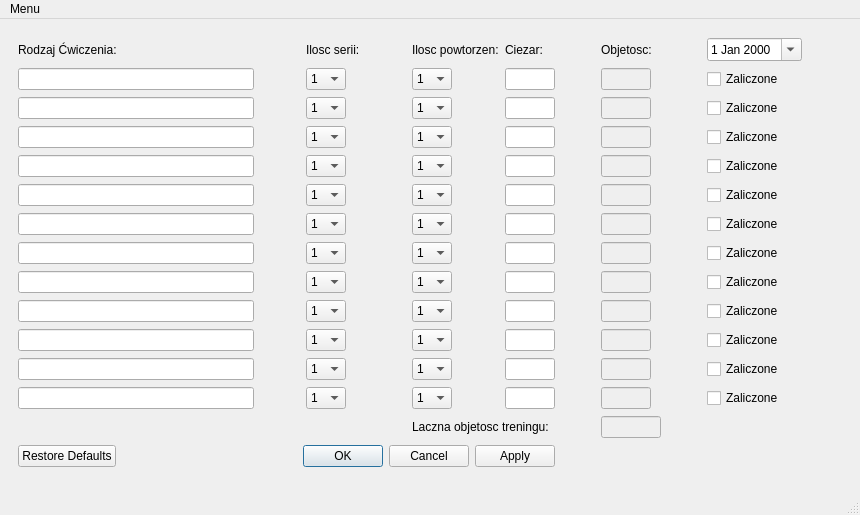
Old version of the form mainwindow.ui in the repository Kukulim/DziennikQt.
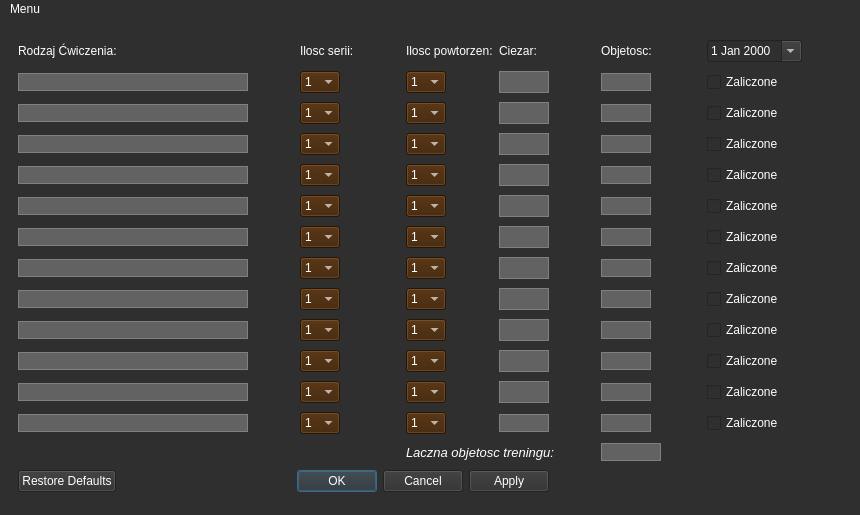
New version of the form. The open tabs and pages were chosen to show the change.

The edit to the form file:
```diff
--- a/mainwindow.ui
+++ b/mainwindow.ui
@@ -13,10 +13,22 @@
   <property name="windowTitle">
    <string>Dziennik Treningowy v. 0.1</string>
   </property>
+  <property name="styleSheet">
+   <string notr="true">font: 75 italic 10pt &quot;Arimo&quot;;
+color: white;
+background-color:rgb(47, 47, 47)
+</string>
+  </property>
   <widget class="QWidget" name="centralwidget">
+   <property name="styleSheet">
+    <string notr="true"/>
+   </property>
    <layout class="QGridLayout" name="gridLayout">
     <item row="0" column="1">
      <widget class="QStackedWidget" name="stackedWidget">
+      <property name="styleSheet">
+       <string notr="true">background-color:rgb(47, 47, 47)</string>
+      </property>
       <property name="currentIndex">
        <number>0</number>
       </property>
@@ -80,6 +92,9 @@
             <height>16777215</height>
            </size>
           </property>
+          <property name="styleSheet">
+           <string notr="true">background-color:rgb(61, 30, 0)</string>
+          </property>
           <item>
            <property name="text">
             <string>1</string>
@@ -133,6 +148,10 @@
           <property name="layoutDirection">
            <enum>Qt::LeftToRight</enum>
           </property>
+          <property name="styleSheet">
+           <string notr="true">background-color:rgb(98, 98, 98);
+border: 1px solid gray;</string>
+          </property>
           <property name="text">
            <string/>
           </property>
@@ -152,6 +171,13 @@
             <height>16777215</height>
            </size>
           </property>
+          <property name="styleSheet">
+           <string notr="true">background-color:rgb(98, 98, 98);
+border: 1px solid gray;</string>
+          </property>
+          <property name="alignment">
+           <set>Qt::AlignCenter</set>
+          </property>
          </widget>
         </item>
         <item row="11" column="4">
@@ -162,6 +188,9 @@
             <height>16777215</height>
            </size>
           </property>
+          <property name="styleSheet">
+           <string notr="true">background-color:rgb(61, 30, 0)</string>
+          </property>
           <item>
            <property name="text">
             <string>1</string>
@@ -252,6 +281,9 @@
             <height>16777215</height>
            </size>
           </property>
+          <property name="styleSheet">
+           <string notr="true">background-color:rgb(61, 30, 0)</string>
+          </property>
           <item>
            <property name="text">
             <string>1</string>
@@ -342,6 +374,9 @@
             <height>16777215</height>
            </size>
           </property>
+          <property name="styleSheet">
+           <string notr="true">background-color:rgb(61, 30, 0)</string>
+          </property>
           <item>
            <property name="text">
             <string>1</string>
@@ -392,6 +427,9 @@
             <height>16777215</height>
            </size>
           </property>
+          <property name="styleSheet">
+           <string notr="true">background-color:rgb(61, 30, 0)</string>
+          </property>
           <item>
            <property name="text">
             <string>1</string>
@@ -435,7 +473,12 @@
          </widget>
         </item>
         <item row="1" column="0">
-         <widget class="QLineEdit" name="nazwacwEdit"/>
+         <widget class="QLineEdit" name="nazwacwEdit">
+          <property name="styleSheet">
+           <string notr="true">background-color:rgb(98, 98, 98);
+border: 1px solid gray;</string>
+          </property>
+         </widget>
         </item>
         <item row="0" column="0">
          <widget class="QLabel" name="label">
@@ -455,6 +498,13 @@
             <height>16777215</height>
            </size>
           </property>
+          <property name="styleSheet">
+           <string notr="true">background-color:rgb(98, 98, 98);
+border: 1px solid gray;</string>
+          </property>
+          <property name="alignment">
+           <set>Qt::AlignCenter</set>
+          </property>
          </widget>
         </item>
         <item row="2" column="4">
@@ -465,6 +515,9 @@
             <height>16777215</height>
            </size>
           </property>
+          <property name="styleSheet">
+           <string notr="true">background-color:rgb(61, 30, 0)</string>
+          </property>
           <item>
            <property name="text">
             <string>1</string>
@@ -558,6 +611,13 @@
             <height>16777215</height>
            </size>
           </property>
+          <property name="styleSheet">
+           <string notr="true">background-color:rgb(98, 98, 98);
+border: 1px solid gray;</string>
+          </property>
+          <property name="alignment">
+           <set>Qt::AlignCenter</set>
+          </property>
          </widget>
         </item>
         <item row="9" column="2">
@@ -568,6 +628,9 @@
             <height>16777215</height>
            </size>
           </property>
+          <property name="styleSheet">
+           <string notr="true">background-color:rgb(61, 30, 0)</string>
+          </property>
           <item>
            <property name="text">
             <string>1</string>
@@ -618,6 +681,9 @@
             <height>16777215</height>
            </size>
           </property>
+          <property name="styleSheet">
+           <string notr="true">background-color:rgb(61, 30, 0)</string>
+          </property>
           <item>
            <property name="text">
             <string>1</string>
@@ -708,6 +774,9 @@
             <height>16777215</height>
            </size>
           </property>
+          <property name="styleSheet">
+           <string notr="true">background-color:rgb(61, 30, 0)</string>
+          </property>
           <item>
            <property name="text">
             <string>1</string>
@@ -758,6 +827,10 @@
             <height>50</height>
            </size>
           </property>
+          <property name="styleSheet">
+           <string notr="true">background-color:rgb(98, 98, 98);
+border: 1px solid gray;</string>
+          </property>
           <property name="alignment">
            <set>Qt::AlignCenter</set>
           </property>
@@ -778,6 +851,9 @@
             <height>16777215</height>
            </size>
           </property>
+          <property name="styleSheet">
+           <string notr="true">background-color:rgb(61, 30, 0)</string>
+          </property>
           <item>
            <property name="text">
             <string>1</string>
@@ -828,6 +904,9 @@
             <height>16777215</height>
            </size>
           </property>
+          <property name="styleSheet">
+           <string notr="true">background-color:rgb(61, 30, 0)</string>
+          </property>
           <item>
            <property name="text">
             <string>1</string>
@@ -925,6 +1004,10 @@
             <height>50</height>
            </size>
           </property>
+          <property name="styleSheet">
+           <string notr="true">background-color:rgb(98, 98, 98);
+border: 1px solid gray;</string>
+          </property>
           <property name="alignment">
            <set>Qt::AlignCenter</set>
           </property>
@@ -945,7 +1028,12 @@
          </widget>
         </item>
         <item row="9" column="0">
-         <widget class="QLineEdit" name="nazwacwEdit_9"/>
+         <widget class="QLineEdit" name="nazwacwEdit_9">
+          <property name="styleSheet">
+           <string notr="true">background-color:rgb(98, 98, 98);
+border: 1px solid gray;</string>
+          </property>
+         </widget>
         </item>
         <item row="5" column="8">
          <spacer name="horizontalSpacer_5">
@@ -994,6 +1082,10 @@
             <height>50</height>
            </size>
           </property>
+          <property name="styleSheet">
+           <string notr="true">background-color:rgb(98, 98, 98);
+border: 1px solid gray;</string>
+          </property>
           <property name="alignment">
            <set>Qt::AlignCenter</set>
           </property>
@@ -1007,6 +1099,10 @@
             <height>50</height>
            </size>
           </property>
+          <property name="styleSheet">
+           <string notr="true">background-color:rgb(98, 98, 98);
+border: 1px solid gray;</string>
+          </property>
           <property name="alignment">
            <set>Qt::AlignCenter</set>
           </property>
@@ -1023,6 +1119,13 @@
             <height>16777215</height>
            </size>
           </property>
+          <property name="styleSheet">
+           <string notr="true">background-color:rgb(98, 98, 98);
+border: 1px solid gray;</string>
+          </property>
+          <property name="alignment">
+           <set>Qt::AlignCenter</set>
+          </property>
          </widget>
         </item>
         <item row="9" column="5">
@@ -1033,6 +1136,10 @@
             <height>50</height>
            </size>
           </property>
+          <property name="styleSheet">
+           <string notr="true">background-color:rgb(98, 98, 98);
+border: 1px solid gray;</string>
+          </property>
           <property name="alignment">
            <set>Qt::AlignCenter</set>
           </property>
@@ -1049,10 +1156,22 @@
             <height>16777215</height>
            </size>
           </property>
+          <property name="styleSheet">
+           <string notr="true">background-color:rgb(98, 98, 98);
+border: 1px solid gray;</string>
+          </property>
+          <property name="alignment">
+           <set>Qt::AlignCenter</set>
+          </property>
          </widget>
         </item>
         <item row="6" column="0">
-         <widget class="QLineEdit" name="nazwacwEdit_6"/>
+         <widget class="QLineEdit" name="nazwacwEdit_6">
+          <property name="styleSheet">
+           <string notr="true">background-color:rgb(98, 98, 98);
+border: 1px solid gray;</string>
+          </property>
+         </widget>
         </item>
         <item row="12" column="5">
          <widget class="QLineEdit" name="ciezarEdit_13">
@@ -1062,6 +1181,10 @@
             <height>16777215</height>
            </size>
           </property>
+          <property name="styleSheet">
+           <string notr="true">background-color:rgb(98, 98, 98);
+border: 1px solid gray;</string>
+          </property>
           <property name="alignment">
            <set>Qt::AlignCenter</set>
           </property>
@@ -1078,6 +1201,13 @@
             <height>16777215</height>
            </size>
           </property>
+          <property name="styleSheet">
+           <string notr="true">background-color:rgb(98, 98, 98);
+border: 1px solid gray;</string>
+          </property>
+          <property name="alignment">
+           <set>Qt::AlignCenter</set>
+          </property>
          </widget>
         </item>
         <item row="0" column="2">
@@ -1095,6 +1225,10 @@
             <height>50</height>
            </size>
           </property>
+          <property name="styleSheet">
+           <string notr="true">background-color:rgb(98, 98, 98);
+border: 1px solid gray;</string>
+          </property>
           <property name="alignment">
            <set>Qt::AlignCenter</set>
           </property>
@@ -1108,6 +1242,10 @@
             <height>50</height>
            </size>
           </property>
+          <property name="styleSheet">
+           <string notr="true">background-color:rgb(98, 98, 98);
+border: 1px solid gray;</string>
+          </property>
           <property name="alignment">
            <set>Qt::AlignCenter</set>
           </property>
@@ -1145,6 +1283,14 @@
             <height>16777215</height>
            </size>
           </property>
+          <property name="styleSheet">
+           <string notr="true">background-color:rgb(98, 98, 98);
+border: 1px solid gray;
+color:rgb(61, 30, 0);</string>
+          </property>
+          <property name="alignment">
+           <set>Qt::AlignCenter</set>
+          </property>
          </widget>
         </item>
         <item row="11" column="2">
@@ -1155,6 +1301,9 @@
             <height>16777215</height>
            </size>
           </property>
+          <property name="styleSheet">
+           <string notr="true">background-color:rgb(61, 30, 0)</string>
+          </property>
           <item>
            <property name="text">
             <string>1</string>
@@ -1208,12 +1357,12 @@
             <height>16777215</height>
            </size>
           </property>
-         </widget>
-        </item>
-        <item row="13" column="4" colspan="2">
-         <widget class="QLabel" name="label_10">
-          <property name="text">
-           <string>Laczna objetosc treningu:</string>
+          <property name="styleSheet">
+           <string notr="true">background-color:rgb(98, 98, 98);
+border: 1px solid gray;</string>
+          </property>
+          <property name="alignment">
+           <set>Qt::AlignCenter</set>
           </property>
          </widget>
         </item>
@@ -1225,6 +1374,10 @@
             <height>50</height>
            </size>
           </property>
+          <property name="styleSheet">
+           <string notr="true">background-color:rgb(98, 98, 98);
+border: 1px solid gray;</string>
+          </property>
           <property name="alignment">
            <set>Qt::AlignCenter</set>
           </property>
@@ -1238,6 +1391,9 @@
             <height>16777215</height>
            </size>
           </property>
+          <property name="styleSheet">
+           <string notr="true">background-color:rgb(61, 30, 0)</string>
+          </property>
           <item>
            <property name="text">
             <string>1</string>
@@ -1288,6 +1444,10 @@
             <height>50</height>
            </size>
           </property>
+          <property name="styleSheet">
+           <string notr="true">background-color:rgb(98, 98, 98);
+border: 1px solid gray;</string>
+          </property>
           <property name="alignment">
            <set>Qt::AlignCenter</set>
           </property>
@@ -1295,13 +1455,21 @@
         </item>
         <item row="2" column="9">
          <widget class="QCheckBox" name="czyzaliczonecw_2">
+          <property name="styleSheet">
+           <string notr="true"/>
+          </property>
           <property name="text">
            <string>Zaliczone</string>
           </property>
          </widget>
         </item>
         <item row="7" column="0">
-         <widget class="QLineEdit" name="nazwacwEdit_7"/>
+         <widget class="QLineEdit" name="nazwacwEdit_7">
+          <property name="styleSheet">
+           <string notr="true">background-color:rgb(98, 98, 98);
+border: 1px solid gray;</string>
+          </property>
+         </widget>
         </item>
         <item row="3" column="9">
          <widget class="QCheckBox" name="czyzaliczonecw_3">
@@ -1318,6 +1486,9 @@
             <height>16777215</height>
            </size>
           </property>
+          <property name="styleSheet">
+           <string notr="true">background-color:rgb(61, 30, 0)</string>
+          </property>
           <item>
            <property name="text">
             <string>1</string>
@@ -1411,6 +1582,13 @@
             <height>16777215</height>
            </size>
           </property>
+          <property name="styleSheet">
+           <string notr="true">background-color:rgb(98, 98, 98);
+border: 1px solid gray;</string>
+          </property>
+          <property name="alignment">
+           <set>Qt::AlignCenter</set>
+          </property>
          </widget>
         </item>
         <item row="1" column="9">
@@ -1428,6 +1606,9 @@
             <height>500</height>
            </size>
           </property>
+          <property name="styleSheet">
+           <string notr="true">background-color:rgb(61, 30, 0);</string>
+          </property>
           <item>
            <property name="text">
             <string>1</string>
@@ -1518,6 +1699,9 @@
             <height>16777215</height>
            </size>
           </property>
+          <property name="styleSheet">
+           <string notr="true">background-color:rgb(61, 30, 0)</string>
+          </property>
           <item>
            <property name="text">
             <string>1</string>
@@ -1608,13 +1792,22 @@
             <height>50</height>
            </size>
           </property>
+          <property name="styleSheet">
+           <string notr="true">background-color:rgb(98, 98, 98);
+border: 1px solid gray;</string>
+          </property>
           <property name="alignment">
            <set>Qt::AlignCenter</set>
           </property>
          </widget>
         </item>
         <item row="8" column="0">
-         <widget class="QLineEdit" name="nazwacwEdit_8"/>
+         <widget class="QLineEdit" name="nazwacwEdit_8">
+          <property name="styleSheet">
+           <string notr="true">background-color:rgb(98, 98, 98);
+border: 1px solid gray;</string>
+          </property>
+         </widget>
         </item>
         <item row="6" column="2">
          <widget class="QComboBox" name="iloscserEdit_7">
@@ -1624,6 +1817,9 @@
             <height>16777215</height>
            </size>
           </property>
+          <property name="styleSheet">
+           <string notr="true">background-color:rgb(61, 30, 0)</string>
+          </property>
           <item>
            <property name="text">
             <string>1</string>
@@ -1667,16 +1863,36 @@
          </widget>
         </item>
         <item row="2" column="0">
-         <widget class="QLineEdit" name="nazwacwEdit_2"/>
+         <widget class="QLineEdit" name="nazwacwEdit_2">
+          <property name="styleSheet">
+           <string notr="true">background-color:rgb(98, 98, 98);
+border: 1px solid gray;</string>
+          </property>
+         </widget>
         </item>
         <item row="12" column="0">
-         <widget class="QLineEdit" name="nazwacwEdit_12"/>
+         <widget class="QLineEdit" name="nazwacwEdit_12">
+          <property name="styleSheet">
+           <string notr="true">background-color:rgb(98, 98, 98);
+border: 1px solid gray;</string>
+          </property>
+         </widget>
         </item>
         <item row="4" column="0">
-         <widget class="QLineEdit" name="nazwacwEdit_4"/>
+         <widget class="QLineEdit" name="nazwacwEdit_4">
+          <property name="styleSheet">
+           <string notr="true">background-color:rgb(98, 98, 98);
+border: 1px solid gray;</string>
+          </property>
+         </widget>
         </item>
         <item row="11" column="0">
-         <widget class="QLineEdit" name="nazwacwEdit_11"/>
+         <widget class="QLineEdit" name="nazwacwEdit_11">
+          <property name="styleSheet">
+           <string notr="true">background-color:rgb(98, 98, 98);
+border: 1px solid gray;</string>
+          </property>
+         </widget>
         </item>
         <item row="10" column="2">
          <widget class="QComboBox" name="iloscserEdit_11">
@@ -1686,6 +1902,9 @@
             <height>16777215</height>
            </size>
           </property>
+          <property name="styleSheet">
+           <string notr="true">background-color:rgb(61, 30, 0)</string>
+          </property>
           <item>
            <property name="text">
             <string>1</string>
@@ -1736,6 +1955,9 @@
             <height>16777215</height>
            </size>
           </property>
+          <property name="styleSheet">
+           <string notr="true">background-color:rgb(61, 30, 0)</string>
+          </property>
           <item>
            <property name="text">
             <string>1</string>
@@ -1829,6 +2051,13 @@
             <height>16777215</height>
            </size>
           </property>
+          <property name="styleSheet">
+           <string notr="true">background-color:rgb(98, 98, 98);
+border: 1px solid gray;</string>
+          </property>
+          <property name="alignment">
+           <set>Qt::AlignCenter</set>
+          </property>
          </widget>
         </item>
         <item row="4" column="7">
@@ -1842,13 +2071,30 @@
             <height>16777215</height>
            </size>
           </property>
+          <property name="styleSheet">
+           <string notr="true">background-color:rgb(98, 98, 98);
+border: 1px solid gray;</string>
+          </property>
+          <property name="alignment">
+           <set>Qt::AlignCenter</set>
+          </property>
          </widget>
         </item>
         <item row="5" column="0">
-         <widget class="QLineEdit" name="nazwacwEdit_5"/>
+         <widget class="QLineEdit" name="nazwacwEdit_5">
+          <property name="styleSheet">
+           <string notr="true">background-color:rgb(98, 98, 98);
+border: 1px solid gray;</string>
+          </property>
+         </widget>
         </item>
         <item row="10" column="0">
-         <widget class="QLineEdit" name="nazwacwEdit_10"/>
+         <widget class="QLineEdit" name="nazwacwEdit_10">
+          <property name="styleSheet">
+           <string notr="true">background-color:rgb(98, 98, 98);
+border: 1px solid gray;</string>
+          </property>
+         </widget>
         </item>
         <item row="9" column="9">
          <widget class="QCheckBox" name="czyzaliczonecw_9">
@@ -1868,6 +2114,13 @@
             <height>16777215</height>
            </size>
           </property>
+          <property name="styleSheet">
+           <string notr="true">background-color:rgb(98, 98, 98);
+border: 1px solid gray;</string>
+          </property>
+          <property name="alignment">
+           <set>Qt::AlignCenter</set>
+          </property>
          </widget>
         </item>
         <item row="4" column="1">
@@ -1910,7 +2163,12 @@
          </spacer>
         </item>
         <item row="3" column="0">
-         <widget class="QLineEdit" name="nazwacwEdit_3"/>
+         <widget class="QLineEdit" name="nazwacwEdit_3">
+          <property name="styleSheet">
+           <string notr="true">background-color:rgb(98, 98, 98);
+border: 1px solid gray;</string>
+          </property>
+         </widget>
         </item>
         <item row="11" column="9">
          <widget class="QCheckBox" name="czyzaliczonecw_11">
@@ -1927,6 +2185,9 @@
             <height>16777215</height>
            </size>
           </property>
+          <property name="styleSheet">
+           <string notr="true">background-color:rgb(61, 30, 0)</string>
+          </property>
           <item>
            <property name="text">
             <string>1</string>
@@ -2020,6 +2281,13 @@
             <height>16777215</height>
            </size>
           </property>
+          <property name="styleSheet">
+           <string notr="true">background-color:rgb(98, 98, 98);
+border: 1px solid gray;</string>
+          </property>
+          <property name="alignment">
+           <set>Qt::AlignCenter</set>
+          </property>
          </widget>
         </item>
         <item row="2" column="2">
@@ -2030,6 +2298,9 @@
             <height>16777215</height>
            </size>
           </property>
+          <property name="styleSheet">
+           <string notr="true">background-color:rgb(61, 30, 0)</string>
+          </property>
           <item>
            <property name="text">
             <string>1</string>
@@ -2087,6 +2358,9 @@
             <height>16777215</height>
            </size>
           </property>
+          <property name="styleSheet">
+           <string notr="true">background-color:rgb(61, 30, 0)</string>
+          </property>
           <item>
            <property name="text">
             <string>1</string>
@@ -2177,6 +2451,10 @@
             <height>16777215</height>
            </size>
           </property>
+          <property name="styleSheet">
+           <string notr="true">background-color:rgb(61, 30, 0);
+</string>
+          </property>
           <item>
            <property name="text">
             <string>1</string>
@@ -2234,6 +2512,9 @@
             <height>16777215</height>
            </size>
           </property>
+          <property name="styleSheet">
+           <string notr="true">background-color:rgb(61, 30, 0)</string>
+          </property>
           <item>
            <property name="text">
             <string>1</string>
@@ -2335,6 +2616,22 @@
           </property>
          </widget>
         </item>
+        <item row="13" column="4" colspan="3">
+         <widget class="QLabel" name="label_10">
+          <property name="font">
+           <font>
+            <family>Arimo</family>
+            <pointsize>10</pointsize>
+            <weight>9</weight>
+            <italic>true</italic>
+            <bold>false</bold>
+           </font>
+          </property>
+          <property name="text">
+           <string>Laczna objetosc treningu:</string>
+          </property>
+         </widget>
+        </item>
        </layout>
       </widget>
       <widget class="QWidget" name="page_3">
@@ -2470,9 +2767,13 @@
      <x>0</x>
      <y>0</y>
      <width>860</width>
-     <height>20</height>
+     <height>21</height>
     </rect>
    </property>
+   <property name="styleSheet">
+    <string notr="true">background-color:rgb(47, 47, 47);
+color: white;</string>
+   </property>
    <widget class="QMenu" name="menu">
     <property name="title">
      <string>Menu</string>
@@ -2484,7 +2785,6 @@
    </widget>
    <addaction name="menu"/>
   </widget>
-  <widget class="QStatusBar" name="statusbar"/>
   <action name="actionDodaj">
    <property name="text">
     <string>Dodaj trening silowy</string>
```
Left out of the diff: 39 changed lines with no effect on the pictures.
